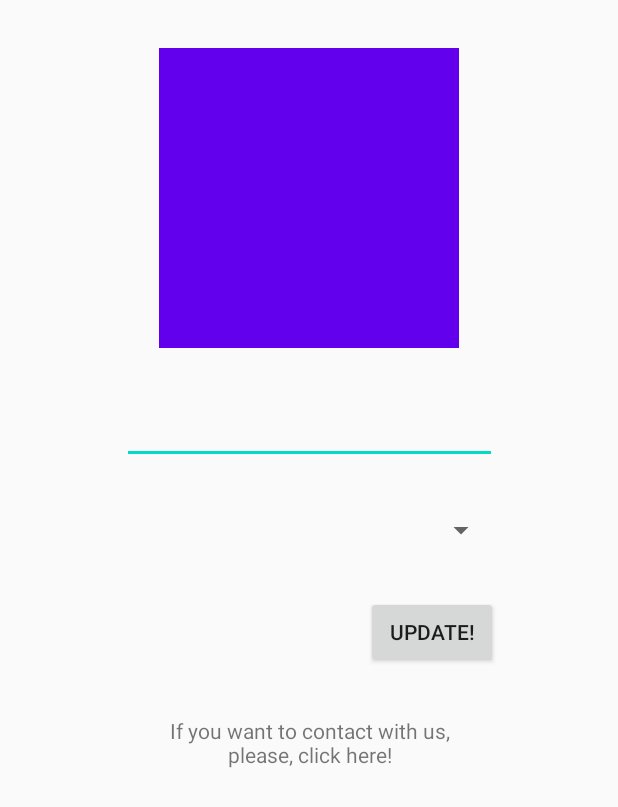
After one commit to janFrancoo/Datify-Song-Based-Match-Application, an Android app: the layout activity_settings.xml on its own in the app's theme, with its tools: preview values and no code run, on a phone screen of 412 x 824 dp. The commit adds this screen. Shown: the top 807 px of the screen. Run offline under Robolectric (Android 15) with nearby library versions, the phone set to English and light mode, and no system bars.

Commit message:
user settings (userInfo) added

```diff
--- a/app/build.gradle
+++ b/app/build.gradle
@@ -36,4 +36,7 @@ dependencies {
     implementation 'com.google.firebase:firebase-analytics:17.3.0'
     implementation 'com.google.firebase:firebase-auth:19.3.0'
     implementation 'com.google.firebase:firebase-firestore:21.4.2'
+    implementation 'com.google.firebase:firebase-storage:19.1.1'
+
+    implementation 'com.squareup.picasso:picasso:2.71828'
 }
--- a/app/src/main/AndroidManifest.xml
+++ b/app/src/main/AndroidManifest.xml
@@ -2,7 +2,8 @@
 <manifest xmlns:android="http://schemas.android.com/apk/res/android"
     package="com.janfranco.datifysongbasedmatchapplication">
 
-    <uses-permission android:name = "android.permission.ACCESS_NETWORK_STATE" />
+    <uses-permission android:name="android.permission.ACCESS_NETWORK_STATE" />
+    <uses-permission android:name="android.permission.READ_EXTERNAL_STORAGE" />
 
     <application
         android:allowBackup="true"
@@ -11,7 +12,8 @@
         android:roundIcon="@mipmap/ic_launcher_round"
         android:supportsRtl="true"
         android:theme="@style/AppTheme">
-        <activity android:name=".RegisterActivity"></activity>
+        <activity android:name=".SettingsActivity"></activity>
+        <activity android:name=".RegisterActivity" />
         <activity android:name=".HomeActivity" />
         <activity android:name=".SplashActivity" />
         <activity android:name=".LoginActivity" />
--- a/app/src/main/java/com/janfranco/datifysongbasedmatchapplication/Constants.java
+++ b/app/src/main/java/com/janfranco/datifysongbasedmatchapplication/Constants.java
@@ -12,4 +12,6 @@ class Constants {
     static final int FEMALE = 1;
     static final int OTHER = 2;
 
+    // ToDo: Create error messages here, don't use 'ERROR' 'ERROR' every time!
+
 }
--- /dev/null
+++ b/app/src/main/res/layout/activity_settings.xml
@@ -0,0 +1,59 @@
+<?xml version="1.0" encoding="utf-8"?>
+<androidx.constraintlayout.widget.ConstraintLayout xmlns:android="http://schemas.android.com/apk/res/android"
+    xmlns:app="http://schemas.android.com/apk/res-auto"
+    xmlns:tools="http://schemas.android.com/tools"
+    android:layout_width="match_parent"
+    android:layout_height="match_parent"
+    tools:context=".SettingsActivity">
+
+    <ImageView
+        android:id="@+id/settingsAvatar"
+        android:layout_width="200dp"
+        android:layout_height="200dp"
+        android:layout_marginTop="32dp"
+        app:layout_constraintEnd_toEndOf="parent"
+        app:layout_constraintStart_toStartOf="parent"
+        app:layout_constraintTop_toTopOf="parent"
+        app:srcCompat="@color/colorPrimary" />
+
+    <EditText
+        android:id="@+id/settingsBio"
+        android:layout_width="250dp"
+        android:layout_height="wrap_content"
+        android:layout_marginTop="32dp"
+        android:ems="10"
+        android:inputType="textPersonName"
+        app:layout_constraintEnd_toEndOf="parent"
+        app:layout_constraintStart_toStartOf="parent"
+        app:layout_constraintTop_toBottomOf="@+id/settingsAvatar" />
+
+    <Spinner
+        android:id="@+id/settingsSpinner"
+        android:layout_width="250dp"
+        android:layout_height="wrap_content"
+        android:layout_marginTop="32dp"
+        app:layout_constraintEnd_toEndOf="parent"
+        app:layout_constraintStart_toStartOf="parent"
+        app:layout_constraintTop_toBottomOf="@+id/settingsBio" />
+
+    <Button
+        android:id="@+id/settingsSaveBtn"
+        android:layout_width="wrap_content"
+        android:layout_height="wrap_content"
+        android:layout_marginTop="32dp"
+        android:layout_marginEnd="80dp"
+        android:text="Update!"
+        app:layout_constraintEnd_toEndOf="parent"
+        app:layout_constraintTop_toBottomOf="@+id/settingsSpinner" />
+
+    <TextView
+        android:id="@+id/settingsBottomLabel"
+        android:layout_width="187dp"
+        android:layout_height="0dp"
+        android:layout_marginTop="32dp"
+        android:text="If you want to contact with us, please, click here!"
+        android:textAlignment="center"
+        app:layout_constraintEnd_toEndOf="parent"
+        app:layout_constraintStart_toStartOf="parent"
+        app:layout_constraintTop_toBottomOf="@+id/settingsSaveBtn" />
+</androidx.constraintlayout.widget.ConstraintLayout>
--- a/app/src/main/res/layout/popup_window.xml
+++ b/app/src/main/res/layout/popup_window.xml
@@ -22,7 +22,7 @@
         android:inputType="textEmailAddress" />
 
     <Button
-        android:id="@+id/popUpSendMail"
+        android:id="@+id/popUpSendIssue"
         android:layout_width="wrap_content"
         android:layout_height="wrap_content"
         android:layout_alignParentTop="true"
--- /dev/null
+++ b/app/src/main/res/menu/settings_menu.xml
@@ -0,0 +1,6 @@
+<?xml version="1.0" encoding="utf-8"?>
+<menu xmlns:android="http://schemas.android.com/apk/res/android">
+    <item
+        android:id="@+id/settings_activity_user_signout"
+        android:title="Sign Out" />
+</menu>
```
Also changed, not shown: app/src/main/java/com/janfranco/datifysongbasedmatchapplication/HomeActivity.java (+23 -22 lines), app/src/main/java/com/janfranco/datifysongbasedmatchapplication/Issue.java (added, +30 -0 lines), app/src/main/java/com/janfranco/datifysongbasedmatchapplication/RegisterActivity.java (+6 -5 lines), app/src/main/java/com/janfranco/datifysongbasedmatchapplication/SettingsActivity.java (added, +352 -0 lines), app/src/main/java/com/janfranco/datifysongbasedmatchapplication/User.java (+13 -8 lines), app/src/main/res/layout/activity_home.xml (+19 -0 lines), app/src/main/res/layout/popup_contact.xml (added, +29 -0 lines).
